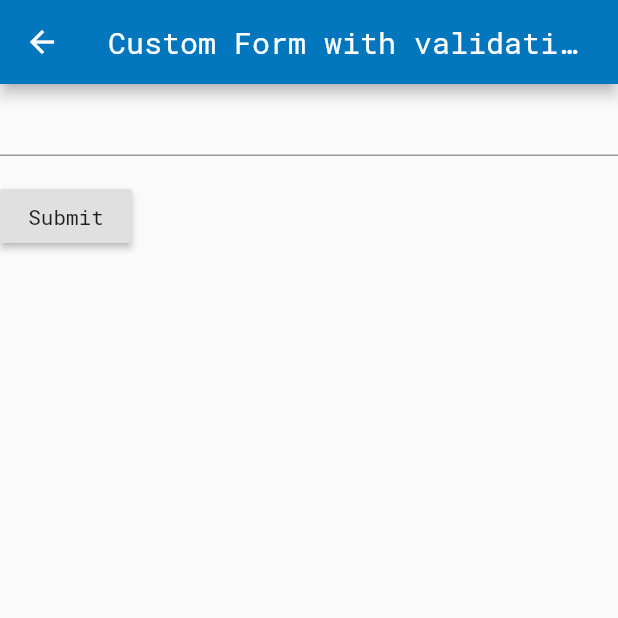
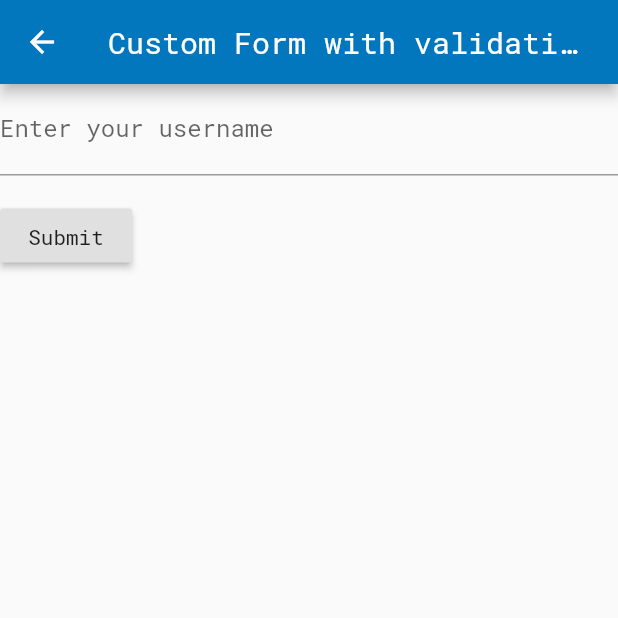
Before and after one commit to mariocsantos/cookbook, a Flutter app: the screen it shows after launch, in the side drawer, after a tap on "Custom form", on a phone screen of 412 x 824 dp, the top half of it. Run offline on Flutter 3.47's test engine with Material 2 defaults, Android fonts, the phone set to English and light mode, and no system bars.

Commit message:
Adding label to input

```diff
--- a/lib/custom_form.dart
+++ b/lib/custom_form.dart
@@ -36,6 +36,9 @@ class CustomFormState extends State<CustomForm> {
 								return 'Please enter some text';
 							}
 						},
+            decoration: InputDecoration(
+              labelText: 'Enter your username'
+            ),
 					),
 					Padding(
 						padding: const EdgeInsets.symmetric(vertical: 16.0),
```
